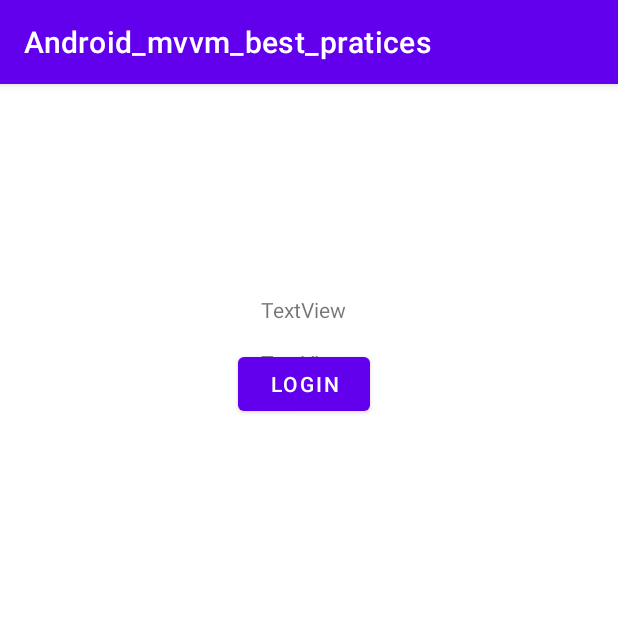
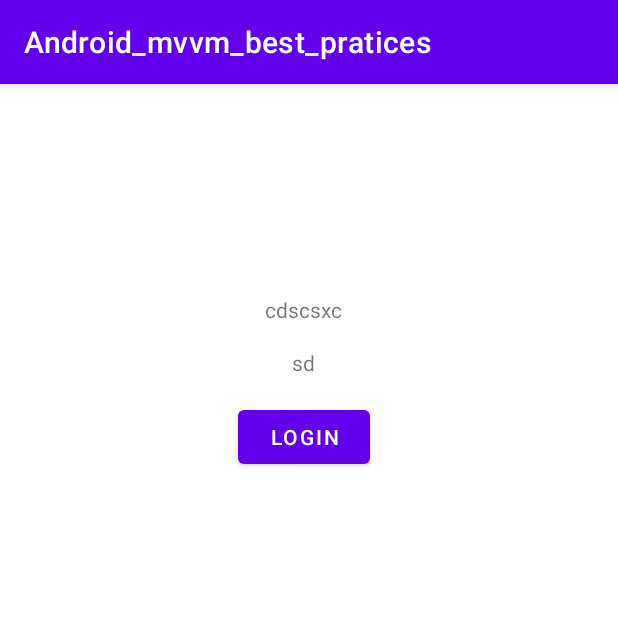
Before and after one commit to ahmed-zekri/android_mvvm_best_pratices, an Android app: the screen it shows after launch (LoginActivity), on a phone screen of 412 x 824 dp, the top half of it. Run offline under Robolectric (Android 15) with nearby library versions, the phone set to English and light mode, and no system bars; our stand-ins replace Dagger/Hilt's generated code, data binding.

Commit message:
Instantiating viewModel

```diff
--- a/app/build.gradle
+++ b/app/build.gradle
@@ -35,6 +35,7 @@ android {
         jvmTarget = '1.8'
     }
     buildFeatures {
+        dataBinding true
         viewBinding true
     }
 }
--- a/app/src/main/java/com/example/android_mvvm_best_pratices/ui/component/login/LoginActivity.kt
+++ b/app/src/main/java/com/example/android_mvvm_best_pratices/ui/component/login/LoginActivity.kt
@@ -1,11 +1,15 @@
 package com.example.android_mvvm_best_pratices.ui.component.login
 
-import android.os.Bundle
+import androidx.activity.viewModels
 import com.example.android_mvvm_best_pratices.databinding.ActivityLoginBinding
 import com.example.android_mvvm_best_pratices.ui.component.base.BaseActivity
+import dagger.hilt.android.AndroidEntryPoint
 
+@AndroidEntryPoint
 class LoginActivity : BaseActivity() {
     lateinit var binding: ActivityLoginBinding
+
+    private val viewModel: LoginViewModel by viewModels()
     override fun observeViewModel() {
 //        TODO("Not yet implemented")
     }
@@ -13,10 +17,9 @@ class LoginActivity : BaseActivity() {
     override fun initViewBinding() {
         binding = ActivityLoginBinding.inflate(layoutInflater)
         setContentView(binding.root)
+        binding.loginViewModel = viewModel
+
     }
 
-    override fun onCreate(savedInstanceState: Bundle?) {
-        super.onCreate(savedInstanceState)
 
-    }
 }
--- a/app/src/main/java/com/example/android_mvvm_best_pratices/ui/component/login/LoginViewModel.kt
+++ b/app/src/main/java/com/example/android_mvvm_best_pratices/ui/component/login/LoginViewModel.kt
@@ -13,7 +13,8 @@ import javax.inject.Inject
 @HiltViewModel
 class LoginViewModel @Inject constructor(private val dataRepository: DataRepository) :
     BaseViewModel() {
-
+    var userName: String = "cdscsxc"
+    var password: String = "sd"
     fun doRegister(registerRequest: RegisterRequest) {
 
         viewModelScope.launch { dataRepository.doRegister(registerRequest) }
--- a/app/src/main/res/layout/activity_login.xml
+++ b/app/src/main/res/layout/activity_login.xml
@@ -1,4 +1,14 @@
 <?xml version="1.0" encoding="utf-8"?>
+
+<layout>
+
+    <data>
+
+        <variable
+            name="loginViewModel"
+            type="com.example.android_mvvm_best_pratices.ui.component.login.LoginViewModel" />
+    </data>
+
     <androidx.constraintlayout.widget.ConstraintLayout xmlns:android="http://schemas.android.com/apk/res/android"
         xmlns:app="http://schemas.android.com/apk/res-auto"
         xmlns:tools="http://schemas.android.com/tools"
@@ -12,7 +22,7 @@
             android:layout_height="wrap_content"
             android:layout_marginEnd="8dp"
             android:layout_marginBottom="8dp"
-        android:text="TextView"
+            android:text="@{loginViewModel.userName}"
             app:layout_constraintBottom_toBottomOf="parent"
             app:layout_constraintEnd_toEndOf="parent"
             app:layout_constraintStart_toStartOf="parent"
@@ -25,7 +35,7 @@
             android:layout_height="wrap_content"
             android:layout_marginTop="16dp"
 
-        android:text="TextView"
+            android:text="@{loginViewModel.password}"
             app:layout_constraintEnd_toEndOf="@id/username"
             app:layout_constraintStart_toStartOf="@id/username"
             app:layout_constraintTop_toBottomOf="@id/username" />
@@ -38,5 +48,6 @@
             android:text="@string/login"
             app:layout_constraintEnd_toEndOf="@id/username"
             app:layout_constraintStart_toStartOf="@id/username"
-        app:layout_constraintTop_toBottomOf="@id/username" />
+            app:layout_constraintTop_toBottomOf="@id/password" />
     </androidx.constraintlayout.widget.ConstraintLayout>
+</layout>
```
Lines whose indentation alone changed are shown as unchanged.
